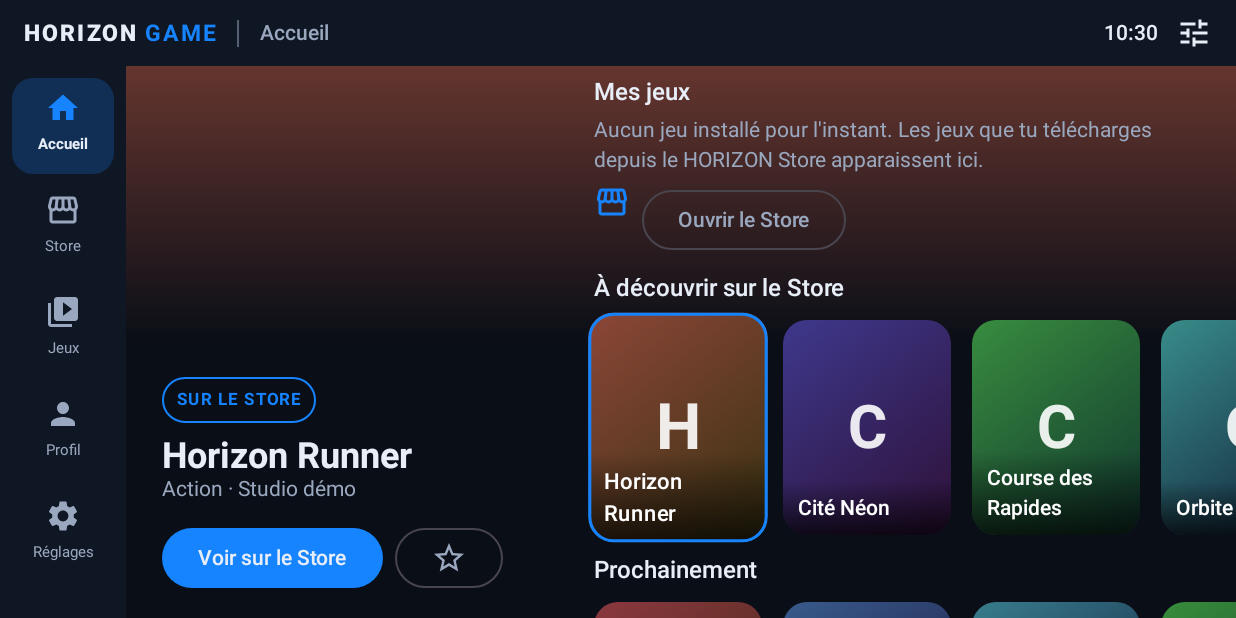
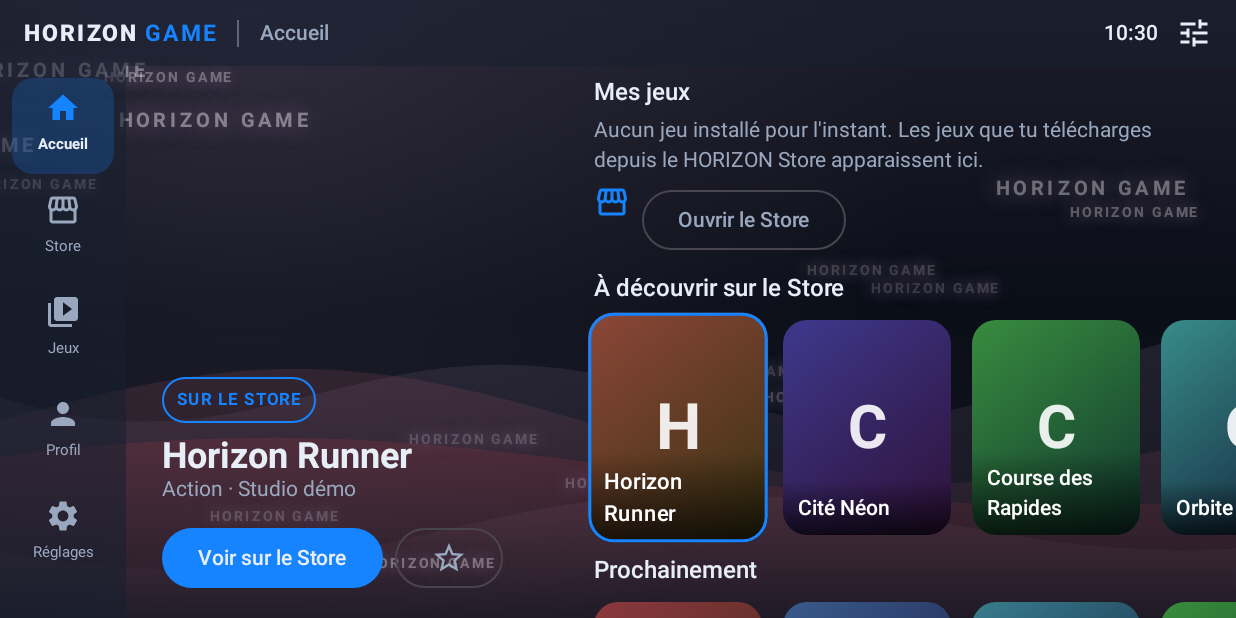
Before and after one commit to michelassani04-creator/horizon-game, an Android app built with Jetpack Compose: the screen it shows after launch (MainActivity), on a phone screen of 824 x 412 dp (held sideways). Run offline under Robolectric (Android 15) with nearby library versions, the phone set to English and light mode, and no system bars.

Commit message:
v0.3.0: fond anime

```diff
--- a/app/build.gradle.kts
+++ b/app/build.gradle.kts
@@ -12,8 +12,8 @@ android {
         applicationId = "com.horizon.game"
         minSdk = 26
         targetSdk = 34
-        versionCode = 3
-        versionName = "0.2.1"
+        versionCode = 4
+        versionName = "0.3.0"
     }
 
     buildTypes {
--- a/app/src/main/java/com/horizon/game/ui/AppState.kt
+++ b/app/src/main/java/com/horizon/game/ui/AppState.kt
@@ -32,6 +32,9 @@ class AppState(private val prefs: Prefs) {
 
     val notificationsEnabled = mutableStateOf(prefs.bool("notifications", true))
     val reduceAnimations = mutableStateOf(prefs.bool("reduce_animations", false))
+
+    /** Couleur d'ambiance du fond animé (jeu sélectionné sur l'accueil), null = bleu HORIZON. */
+    val accent = mutableStateOf<androidx.compose.ui.graphics.Color?>(null)
 
     fun isInstalled(game: Game): Boolean =
         game.packageName?.let { it in installedPackages } == true
--- a/app/src/main/java/com/horizon/game/ui/HorizonApp.kt
+++ b/app/src/main/java/com/horizon/game/ui/HorizonApp.kt
@@ -152,6 +152,10 @@ fun HorizonApp(resumeTick: Int) {
     BackHandler(enabled = panelOpen) { panelOpen = false }
 
     Box(Modifier.fillMaxSize().background(HorizonBackground)) {
+        com.horizon.game.ui.components.HorizonBackdrop(
+            accent = appState.accent.value,
+            reduce = appState.reduceAnimations.value
+        )
         Column(
             Modifier
                 .fillMaxSize()
--- /dev/null
+++ b/app/src/main/java/com/horizon/game/ui/components/AnimatedBackground.kt
@@ -0,0 +1,155 @@
+package com.horizon.game.ui.components
+
+import androidx.compose.animation.animateColorAsState
+import androidx.compose.animation.core.LinearEasing
+import androidx.compose.animation.core.RepeatMode
+import androidx.compose.animation.core.animateFloat
+import androidx.compose.animation.core.infiniteRepeatable
+import androidx.compose.animation.core.rememberInfiniteTransition
+import androidx.compose.animation.core.tween
+import androidx.compose.foundation.Canvas
+import androidx.compose.foundation.layout.fillMaxSize
+import androidx.compose.runtime.Composable
+import androidx.compose.runtime.getValue
+import androidx.compose.runtime.remember
+import androidx.compose.ui.Modifier
+import androidx.compose.ui.geometry.Offset
+import androidx.compose.ui.graphics.Brush
+import androidx.compose.ui.graphics.Color
+import androidx.compose.ui.graphics.Path
+import androidx.compose.ui.graphics.Shadow
+import androidx.compose.ui.graphics.lerp
+import androidx.compose.ui.text.TextStyle
+import androidx.compose.ui.text.drawText
+import androidx.compose.ui.text.font.FontWeight
+import androidx.compose.ui.text.rememberTextMeasurer
+import androidx.compose.ui.unit.sp
+import com.horizon.game.ui.theme.HorizonBackground
+import com.horizon.game.ui.theme.HorizonBlue
+import com.horizon.game.ui.theme.HorizonRed
+import kotlin.math.PI
+import kotlin.math.sin
+
+/** Durée d'une boucle complète : toutes les vitesses sont des multiples entiers, donc la boucle est invisible. */
+private const val LOOP_MS = 90_000
+
+private class Wave(val baseY: Float, val amp: Float, val length: Float, val cycles: Int, val phase: Float, val alpha: Float, val warm: Float)
+
+private class Spark(val x: Float, val y: Float, val cycles: Int, val twinkle: Int, val phase: Float, val big: Boolean)
+
+private val waves = listOf(
+    Wave(0.62f, 0.060f, 1.6f, 1, 0.0f, 0.20f, 0.0f),
+    Wave(0.70f, 0.070f, 1.1f, 2, 1.7f, 0.17f, 0.5f),
+    Wave(0.78f, 0.050f, 0.8f, 1, 3.1f, 0.15f, 1.0f),
+    Wave(0.86f, 0.045f, 1.3f, 3, 4.6f, 0.13f, 0.2f)
+)
+
+private val sparks = List(16) { i ->
+    Spark(
+        x = ((i * 0.381966f) % 1f),
+        y = 0.08f + ((i * 0.618034f) % 1f) * 0.84f,
+        cycles = 1 + i % 3,
+        twinkle = 2 + i % 4,
+        phase = (i * 0.37f) % 1f,
+        big = i % 5 == 0
+    )
+}
+
+/**
+ * Fond animé commun à tous les écrans : vagues lumineuses qui ondulent et petits « HORIZON GAME »
+ * qui flottent. Les couleurs suivent [accent] (jeu sélectionné). Figé si [reduce] est vrai.
+ */
+@Composable
+fun HorizonBackdrop(accent: Color?, reduce: Boolean, modifier: Modifier = Modifier) {
+    val target = accent ?: HorizonBlue
+    val tint by animateColorAsState(target, tween(700), label = "backdropTint")
+    if (reduce) {
+        BackdropCanvas(tint, { 0.35f }, modifier)
+    } else {
+        val transition = rememberInfiniteTransition(label = "backdrop")
+        val t by transition.animateFloat(
+            initialValue = 0f,
+            targetValue = 1f,
+            animationSpec = infiniteRepeatable(tween(LOOP_MS, easing = LinearEasing), RepeatMode.Restart),
+            label = "t"
+        )
+        BackdropCanvas(tint, { t }, modifier)
+    }
+}
+
+@Composable
+private fun BackdropCanvas(tint: Color, time: () -> Float, modifier: Modifier) {
+    val measurer = rememberTextMeasurer()
+    val small = remember(measurer) {
+        measurer.measure("HORIZON GAME", TextStyle(fontSize = 9.sp, fontWeight = FontWeight.Bold, letterSpacing = 2.sp))
+    }
+    val large = remember(measurer) {
+        measurer.measure("HORIZON GAME", TextStyle(fontSize = 13.sp, fontWeight = FontWeight.Bold, letterSpacing = 3.sp))
+    }
+    val cool = lerp(HorizonBlue, tint, 0.65f)
+    val warm = lerp(HorizonRed, tint, 0.35f)
+
+    Canvas(modifier.fillMaxSize()) {
+        val t = time()
+        val w = size.width
+        val h = size.height
+
+        // Ciel : dégradé sombre teinté par le jeu sélectionné.
+        drawRect(
+            Brush.verticalGradient(
+                listOf(lerp(HorizonBackground, cool, 0.20f), HorizonBackground, lerp(HorizonBackground, cool, 0.10f))
+            )
+        )
+        // Halo diffus en haut à gauche.
+        drawCircle(
+            Brush.radialGradient(listOf(cool.copy(alpha = 0.22f), Color.Transparent), center = Offset(w * 0.2f, h * 0.1f), radius = w * 0.55f),
+            radius = w * 0.55f,
+            center = Offset(w * 0.2f, h * 0.1f)
+        )
+
+        // Vagues lumineuses.
+        val step = 28f
+        for (wave in waves) {
+            val color = lerp(cool, warm, wave.warm)
+            val path = Path()
+            var x = 0f
+            val baseY = h * wave.baseY
+            val amp = h * wave.amp
+            val shift = (2.0 * PI * (t * wave.cycles + wave.phase / (2f * PI.toFloat()))).toFloat()
+            path.moveTo(0f, h)
+            while (x <= w + step) {
+                val a = (x / w) * wave.length * 2f * PI.toFloat()
+                val y = baseY + sin(a + shift) * amp + sin(a * 0.5f - shift * 0.7f) * amp * 0.5f
+                path.lineTo(x, y)
+                x += step
+            }
+            path.lineTo(w + step, h)
+            path.close()
+            drawPath(
+                path,
+                Brush.verticalGradient(
+                    listOf(color.copy(alpha = wave.alpha), color.copy(alpha = 0.02f)),
+                    startY = baseY - amp,
+                    endY = h
+                )
+            )
+        }
+
+        // Petits « HORIZON GAME » lumineux qui dérivent lentement.
+        for (s in sparks) {
+            val layout = if (s.big) large else small
+            val frac = (s.x + t * s.cycles) % 1f
+            val px = frac * (w + layout.size.width) - layout.size.width
+            val py = s.y * h + sin(2.0 * PI * (t * s.cycles + s.phase)).toFloat() * h * 0.025f
+            val pulse = 0.5f + 0.5f * sin(2.0 * PI * (t * s.twinkle + s.phase)).toFloat()
+            val alpha = (if (s.big) 0.22f else 0.14f) + 0.20f * pulse
+            drawText(
+                textLayoutResult = layout,
+                color = Color.White,
+                topLeft = Offset(px, py),
+                alpha = alpha,
+                shadow = Shadow(color = cool.copy(alpha = 0.9f), offset = Offset.Zero, blurRadius = if (s.big) 18f else 12f)
+            )
+        }
+    }
+}
--- a/app/src/main/java/com/horizon/game/ui/screens/HomeScreen.kt
+++ b/app/src/main/java/com/horizon/game/ui/screens/HomeScreen.kt
@@ -112,7 +112,8 @@ fun HomeScreen(
     val selected = allTiles.firstOrNull { it.key == selectedKey } ?: allTiles.first()
 
     val accent = tileColors(selected.key)
-    val bg by animateColorAsState(accent.first, tween(if (reduce) 0 else 500), label = "homeBg")
+    androidx.compose.runtime.LaunchedEffect(selected.key) { appState.accent.value = accent.first }
+    androidx.compose.runtime.DisposableEffect(Unit) { onDispose { appState.accent.value = null } }
 
     fun activate(tile: Tile) {
         when (tile.kind) {
@@ -161,7 +162,6 @@ fun HomeScreen(
     Box(
         modifier
             .fillMaxSize()
-            .background(Brush.verticalGradient(listOf(bg.copy(alpha = 0.70f), HorizonBackground, HorizonBackground)))
     ) {
         Row(Modifier.fillMaxSize()) {
             // Héros
--- a/app/src/main/java/com/horizon/game/ui/screens/SettingsScreen.kt
+++ b/app/src/main/java/com/horizon/game/ui/screens/SettingsScreen.kt
@@ -118,7 +118,7 @@ fun SettingsScreen(
                 }
                 else -> {
                     Info("Application", "HORIZON GAME")
-                    Info("Version", "0.2.1 (Lot 2)")
+                    Info("Version", "0.3.0 (Lot 3)")
                     Info("Identifiant", "com.horizon.game")
                 }
             }
```
